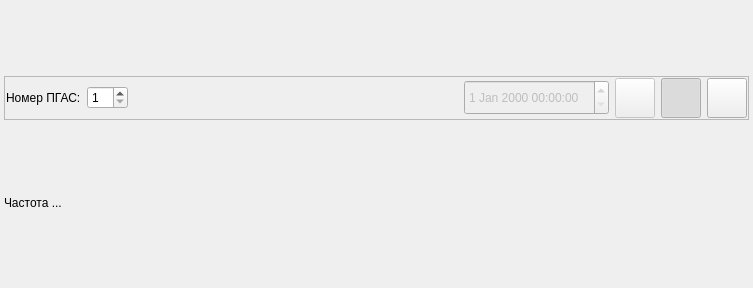
Old version of the form src/Indicators/ui/ShPIndicator.ui in the repository alexvrn/rmo.
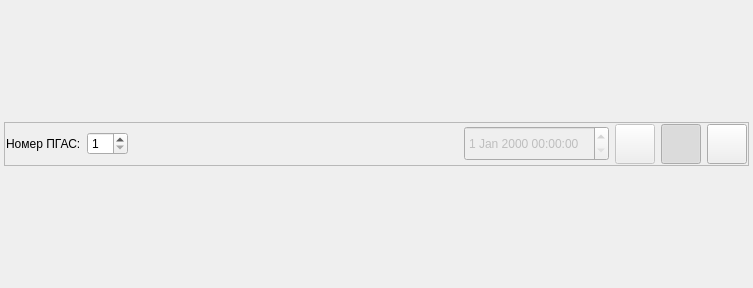
New version of the form. Icons and pictures are not drawn.

Commit message: Удалил лишний label с нижней части форм

```diff
--- a/src/Indicators/ui/ShPIndicator.ui
+++ b/src/Indicators/ui/ShPIndicator.ui
@@ -189,19 +189,6 @@
      </property>
     </layout>
    </item>
-   <item>
-    <widget class="QLabel" name="label_2">
-     <property name="sizePolicy">
-      <sizepolicy hsizetype="Preferred" vsizetype="Maximum">
-       <horstretch>0</horstretch>
-       <verstretch>0</verstretch>
-      </sizepolicy>
-     </property>
-     <property name="text">
-      <string>Частота ...</string>
-     </property>
-    </widget>
-   </item>
   </layout>
  </widget>
  <resources/>
```
The commit also changes 1 other file.
